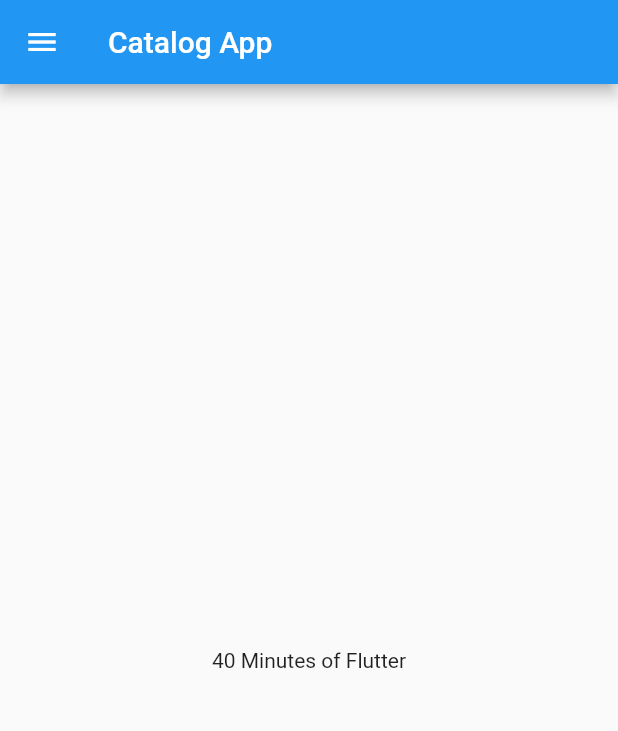
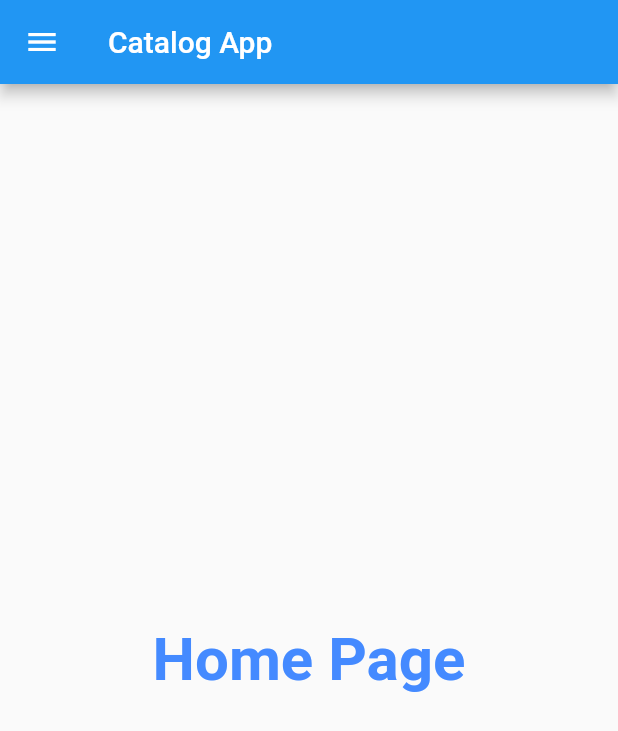
Before and after one commit to Abhinav4109/CatalogApp, a Flutter app: the screen it shows after launch, on a phone screen of 412 x 824 dp. Shown: the top 731 px of the screen. Run offline on Flutter 3.47's test engine with Material 2 defaults, Android fonts, the phone set to English and light mode, and no system bars.

Commit message:
text style, theme, function, class

```diff
--- a/lib/home_page.dart
+++ b/lib/home_page.dart
@@ -1,14 +1,21 @@
 import 'package:flutter/material.dart';
 
-class HomePage extends StatelessWidget{
+class HomePage extends StatelessWidget {
   @override
-  Widget build(context){
+  Widget build(context) {
     return Scaffold(
       appBar: AppBar(
         title: const Text('Catalog App'),
       ),
       body: const Center(
-        child: Text("40 Minutes of Flutter"),
+        child: Text(
+          "Home Page",
+          style: TextStyle(
+            fontSize: 40,
+            fontWeight: FontWeight.bold,
+            color: Colors.blueAccent,
+          ),
+        ),
       ),
       drawer: const Drawer(),
     );
--- a/lib/main.dart
+++ b/lib/main.dart
@@ -1,15 +1,22 @@
 import 'package:catalog_app/home_page.dart';
+import 'package:catalog_app/login_page.dart';
 import 'package:flutter/material.dart';
 
-void main(){
+void main() {
   runApp(MyApp());
 }
 
-class MyApp extends StatelessWidget{
+class MyApp extends StatelessWidget {
   @override
-  Widget build(context){
+  Widget build(context) {
     return MaterialApp(
-      home: HomePage(),
+      themeMode: ThemeMode.light,
+      darkTheme: ThemeData(brightness: Brightness.dark),
+      initialRoute: '/home',
+      routes: {
+        '/login': (context) => LoginPage(),
+        '/home': (context) => HomePage()
+      },
     );
   }
 }
```
Also changed, not shown: lib/login_page.dart (added, +21 -0 lines).
